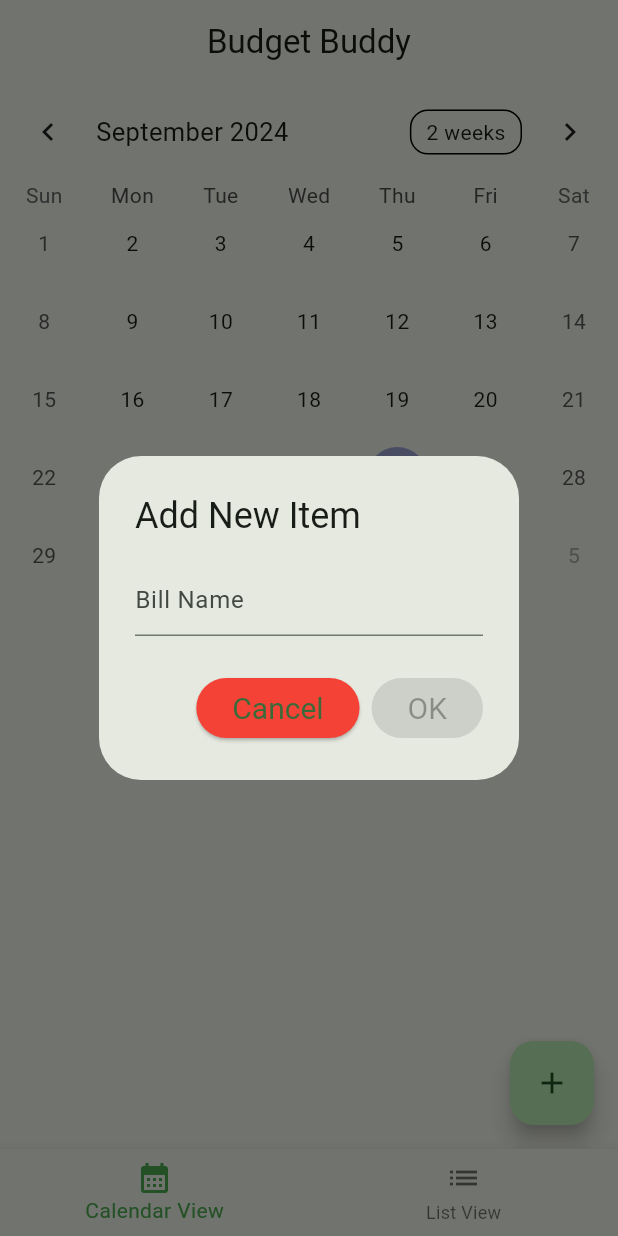
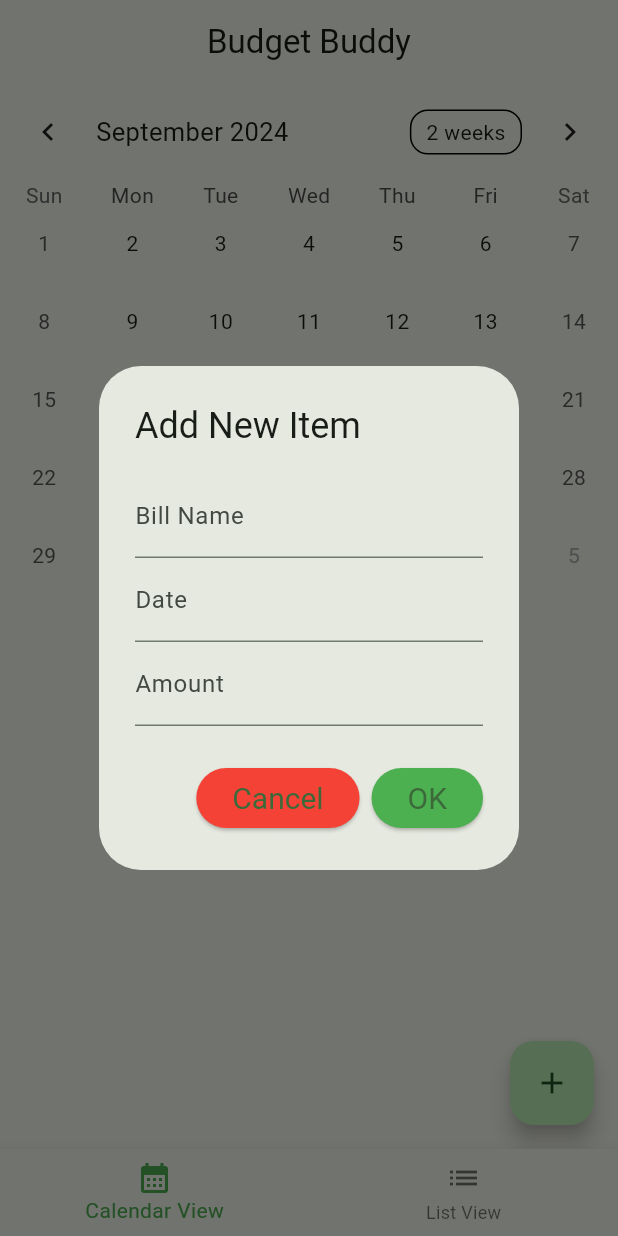
Before and after one commit to 404thecomputer/budget-buddy, a Flutter app: the screen it shows after launch, after a tap on the "add" icon, on a phone screen of 412 x 824 dp. Run offline on Flutter 3.47's test engine with Material 3 defaults, Android fonts, the phone set to English and light mode, and no system bars; drawn by our look-alikes of table_calendar; our stand-ins replace camera.

Commit message:
Added input options for payment and amount in the dialog

```diff
--- a/budget_buddy/lib/dialogs/add_dialog.dart
+++ b/budget_buddy/lib/dialogs/add_dialog.dart
@@ -1,5 +1,6 @@
 import 'package:budget_buddy/objects/item.dart';
 import 'package:flutter/material.dart';
+import 'package:intl/intl.dart';
 
 // adapted from to-dont-list code
 typedef ItemsListChangedCallback = Function(Item item);
@@ -18,26 +19,62 @@ class ItemDialog extends StatefulWidget {
 
 class _ItemDialogState extends State<ItemDialog> {
   // Dialog with text from https://www.appsdeveloperblog.com/alert-dialog-with-a-text-field-in-flutter/
-  final TextEditingController _inputController = TextEditingController();
+  final TextEditingController _nameInputController = TextEditingController();
+  final TextEditingController _dateInputController = TextEditingController();
+  final TextEditingController _amountInputController = TextEditingController();
   final ButtonStyle noStyle = ElevatedButton.styleFrom(
       textStyle: const TextStyle(fontSize: 20), backgroundColor: Colors.red);
   final ButtonStyle yesStyle = ElevatedButton.styleFrom(
       textStyle: const TextStyle(fontSize: 20), backgroundColor: Colors.green);
 
-  String valueText = "";
+  String billName = "";
+  DateTime? moment = DateTime.now();
+  double amount = 0.0;
+
 
   @override
   Widget build(BuildContext context) {
     return AlertDialog(
       title: const Text('Add New Item'),
-      content: TextField(
+      content: Column(
+        mainAxisSize: MainAxisSize.min,
+        children: <Widget>[
+          TextField(
             onChanged: (value) {
               setState(() {
-            valueText = value;
+                billName = value;
               });
             },
-        controller: _inputController,
-        decoration: const InputDecoration(hintText: "Bill Name"),
+            controller: _nameInputController,
+            decoration: const InputDecoration(labelText: "Bill Name"),
+          ),
+          // Date Picker in flutter, https://levelup.gitconnected.com/date-picker-in-flutter-ec6080f3508a
+          TextField(
+            onTap: () async {
+              moment = await showDatePicker(
+                context: context,
+                initialDate: DateTime.now(),
+                firstDate: DateTime.now(),
+                lastDate: DateTime(2101),
+              );
+              setState(() {
+                _dateInputController.text = DateFormat.yMMMMd('en_US').format(moment!);
+              });
+            },
+            controller: _dateInputController,
+            decoration: const InputDecoration(labelText: "Date"),
+            readOnly: true,
+          ),
+          TextField(
+            onChanged: (valueAmount) {
+              setState(() {
+                amount = double.parse(valueAmount);
+              });
+            },
+            controller: _amountInputController,
+            decoration: const InputDecoration(labelText: "Amount"),
+          )
+        ]
       ),
       actions: <Widget>[
         ElevatedButton(
@@ -50,23 +87,16 @@ class _ItemDialogState extends State<ItemDialog> {
             });
           },
         ),
-        ValueListenableBuilder<TextEditingValue>(
-          valueListenable: _inputController,
-          builder: (context, value, child) {
-            return ElevatedButton(
+        ElevatedButton(
           key: const Key("OKButton"),
           style: yesStyle,
-              onPressed: value.text.isNotEmpty
-                  ? () {
+          child: const Text('OK'),
+          onPressed: () {
             setState(() {
               widget.onListChanged(
-                            Item(name: valueText, date: DateTime.now()));
+                  Item(name: billName, date: DateTime.now(), payment: amount));
               Navigator.pop(context);
             });
-                    }
-                  : null,
-              child: const Text('OK'),
-            );
           },
         ),
       ],
--- a/budget_buddy/lib/dialogs/camera_dialog.dart
+++ b/budget_buddy/lib/dialogs/camera_dialog.dart
@@ -0,0 +1,2 @@
+import 'package:flutter/material.dart';
+import 'package:camera/camera.dart';
--- a/budget_buddy/pubspec.yaml
+++ b/budget_buddy/pubspec.yaml
@@ -35,6 +35,8 @@ dependencies:
   # The following adds the Cupertino Icons font to your application.
   # Use with the CupertinoIcons class for iOS style icons.
   cupertino_icons: ^1.0.8
+  camera: ^0.11.0+2
+  intl: ^0.19.0
 
 dev_dependencies:
   flutter_test:
```
Also changed, not shown: budget_buddy/pubspec.lock. Lines whose indentation alone changed are shown as unchanged.
